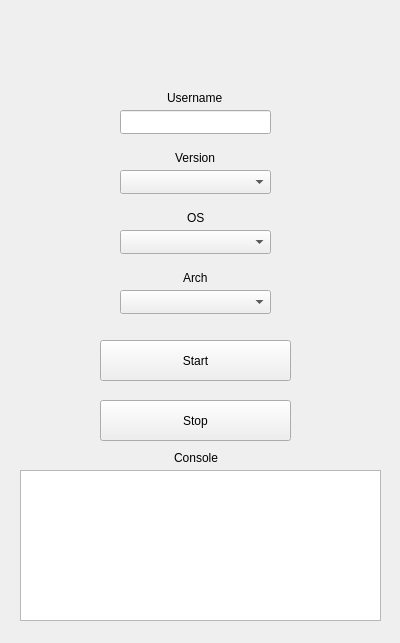
First picture: the form in gui/gui.ui, repository cornedev/mcapi, before the edit.
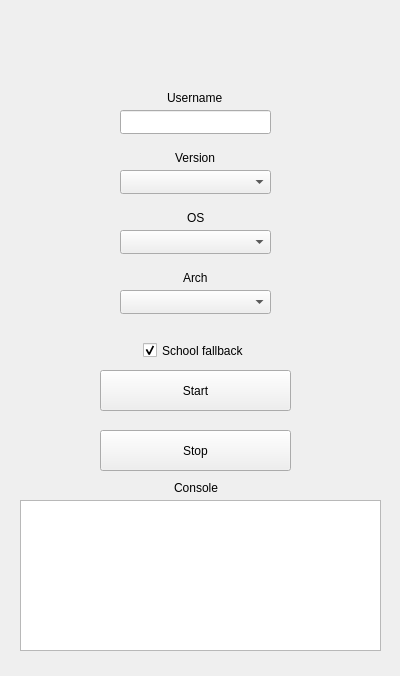
Second picture: the form after the edit. Icons and pictures are not drawn.

Commit message: Add school fallback for versions and change layout.

```diff
--- a/gui/gui.ui
+++ b/gui/gui.ui
@@ -7,7 +7,7 @@
     <x>0</x>
     <y>0</y>
     <width>400</width>
-    <height>643</height>
+    <height>676</height>
    </rect>
   </property>
   <property name="minimumSize">
@@ -33,7 +33,7 @@
    <property name="geometry">
     <rect>
      <x>100</x>
-     <y>340</y>
+     <y>370</y>
      <width>191</width>
      <height>41</height>
     </rect>
@@ -166,7 +166,7 @@
    <property name="geometry">
     <rect>
      <x>100</x>
-     <y>400</y>
+     <y>430</y>
      <width>191</width>
      <height>41</height>
     </rect>
@@ -179,7 +179,7 @@
    <property name="geometry">
     <rect>
      <x>20</x>
-     <y>470</y>
+     <y>500</y>
      <width>361</width>
      <height>151</height>
     </rect>
@@ -189,7 +189,7 @@
    <property name="geometry">
     <rect>
      <x>174</x>
-     <y>450</y>
+     <y>480</y>
      <width>81</width>
      <height>16</height>
     </rect>
@@ -198,6 +198,22 @@
     <string>Console</string>
    </property>
   </widget>
+  <widget class="QCheckBox" name="schoolcheckbox">
+   <property name="geometry">
+    <rect>
+     <x>143</x>
+     <y>340</y>
+     <width>101</width>
+     <height>21</height>
+    </rect>
+   </property>
+   <property name="text">
+    <string>School fallback</string>
+   </property>
+   <property name="checked">
+    <bool>true</bool>
+   </property>
+  </widget>
  </widget>
  <resources>
   <include location="resources.qrc"/>
```
The commit also changes 1 other file.
